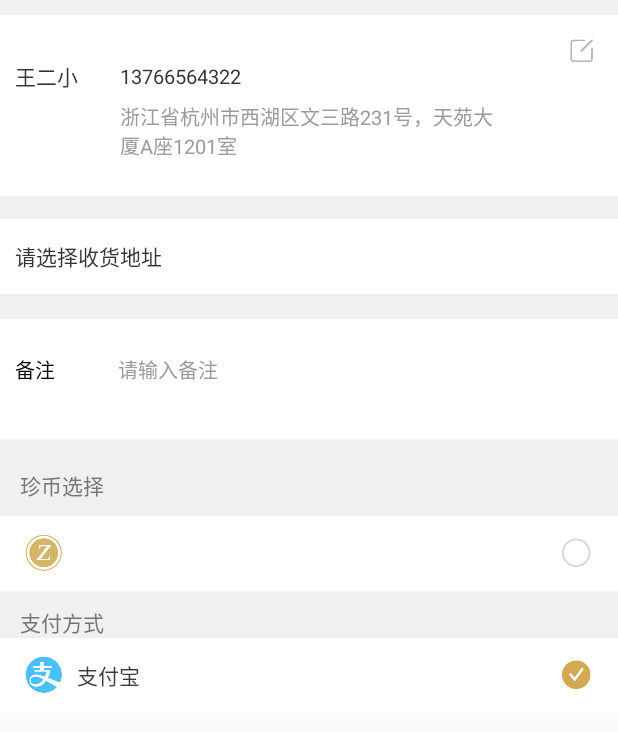
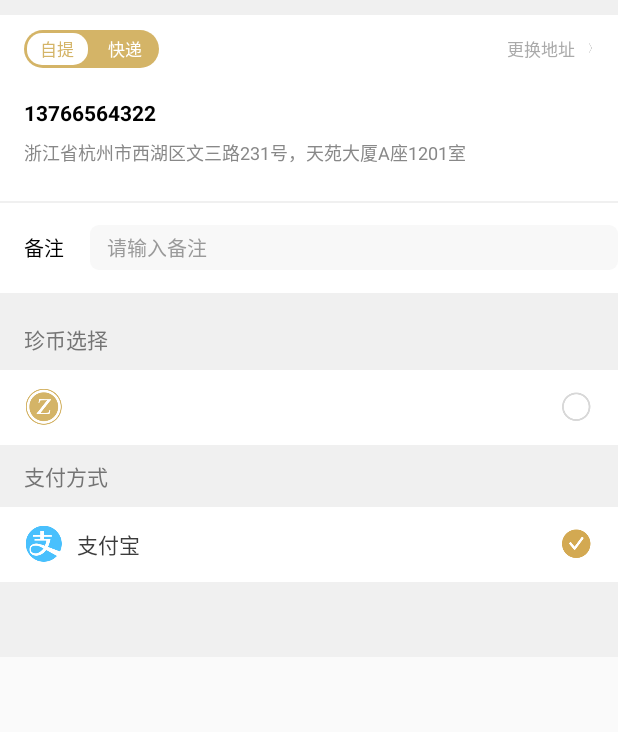
Before and after one commit to wuliang6661/OsmApp, an Android app: the layout confirm_foot_layout.xml on its own in the app's theme, with its tools: preview values and no code run, on a phone screen of 412 x 824 dp. Shown: the top 732 px of the screen. Run offline under Robolectric (Android 15) with nearby library versions, the phone set to English and light mode, and no system bars.

```diff
--- a/app/src/main/java/com/heloo/android/osmapp/api/HttpInterface.java
+++ b/app/src/main/java/com/heloo/android/osmapp/api/HttpInterface.java
@@ -2,6 +2,7 @@ package com.heloo.android.osmapp.api;
 
 import com.heloo.android.osmapp.model.BaseResult;
 import com.heloo.android.osmapp.model.CreateOrderBo;
+import com.heloo.android.osmapp.model.MyAdressBean;
 import com.heloo.android.osmapp.model.OrderBO;
 import com.heloo.android.osmapp.model.OrderPriceBO;
 import com.heloo.android.osmapp.model.PayBean;
@@ -545,4 +546,11 @@ public interface HttpInterface {
             @Field("otpCode") String otpCode,
             @Field("password") String password,
             @Field("username") String username);
+
+
+    /**
+     * 获取自提地址
+     */
+    @GET("shopOrderItem/getsincePoint")
+    Observable<BaseResult<List<MyAdressBean>>> getSincePoint();
 }
--- a/app/src/main/java/com/heloo/android/osmapp/api/HttpInterfaceIml.java
+++ b/app/src/main/java/com/heloo/android/osmapp/api/HttpInterfaceIml.java
@@ -3,6 +3,7 @@ package com.heloo.android.osmapp.api;
 
 import com.heloo.android.osmapp.model.BaseResult;
 import com.heloo.android.osmapp.model.CreateOrderBo;
+import com.heloo.android.osmapp.model.MyAdressBean;
 import com.heloo.android.osmapp.model.OrderBO;
 import com.heloo.android.osmapp.model.OrderPriceBO;
 import com.heloo.android.osmapp.model.PayBean;
@@ -488,4 +489,11 @@ public class HttpInterfaceIml {
     public static Observable<Object> resetPassword(String otpCode, String password, String username) {
         return getService().resetPassword(otpCode, password, username).compose(RxResultHelper.httpRusult());
     }
+
+    /**
+     * 获取自提地址
+     */
+    public static Observable<List<MyAdressBean>> getSincePoint() {
+        return getService().getSincePoint().compose(RxResultHelper.httpRusult());
+    }
 }
--- /dev/null
+++ b/app/src/main/java/com/heloo/android/osmapp/model/MyAdressBean.java
@@ -0,0 +1,10 @@
+package com.heloo.android.osmapp.model;
+
+public class MyAdressBean {
+
+
+    public Integer id;
+    public String pointName;
+    public String address;
+    public String pointTime;
+}
--- a/app/src/main/java/com/heloo/android/osmapp/mvp/presenter/ConfirmPresenter.java
+++ b/app/src/main/java/com/heloo/android/osmapp/mvp/presenter/ConfirmPresenter.java
@@ -1,16 +1,18 @@
 package com.heloo.android.osmapp.mvp.presenter;
 
-import com.heloo.android.osmapp.api.HttpInterface;
 import com.heloo.android.osmapp.api.HttpInterfaceIml;
 import com.heloo.android.osmapp.api.HttpResultSubscriber;
 import com.heloo.android.osmapp.config.LocalConfiguration;
 import com.heloo.android.osmapp.model.CreateOrderBo;
+import com.heloo.android.osmapp.model.MyAdressBean;
 import com.heloo.android.osmapp.model.OrderPriceBO;
 import com.heloo.android.osmapp.model.PayBean;
 import com.heloo.android.osmapp.model.ShopAddressList;
 import com.heloo.android.osmapp.model.UserInfo;
 import com.heloo.android.osmapp.mvp.BasePresenterImpl;
 import com.heloo.android.osmapp.mvp.contract.ConfirmContract;
+
+import java.util.List;
 
 /**
  * Created by Witness on 3/30/21
@@ -117,5 +119,22 @@ public class ConfirmPresenter extends BasePresenterImpl<ConfirmContract.View>
     }
 
 
+    public void getSincePoint(){
+        HttpInterfaceIml.getSincePoint().subscribe(new HttpResultSubscriber<List<MyAdressBean>>() {
+            @Override
+            public void onSuccess(List<MyAdressBean> s) {
+                if (mView != null) {
+
+                }
+            }
+
+            @Override
+            public void onFiled(String message) {
+                if (mView != null) {
+                    mView.onRequestError(message);
+                }
+            }
+        });
+    }
 
 }
--- a/app/src/main/java/com/heloo/android/osmapp/ui/confirm/ConfirmActivity.java
+++ b/app/src/main/java/com/heloo/android/osmapp/ui/confirm/ConfirmActivity.java
@@ -19,8 +19,11 @@ import android.widget.CheckBox;
 import android.widget.CompoundButton;
 import android.widget.ImageButton;
 import android.widget.ImageView;
+import android.widget.LinearLayout;
 import android.widget.RelativeLayout;
 import android.widget.TextView;
+
+import androidx.annotation.Nullable;
 
 import com.alipay.sdk.app.PayTask;
 import com.bumptech.glide.Glide;
@@ -48,8 +51,6 @@ import com.zhy.adapter.abslistview.ViewHolder;
 import java.util.ArrayList;
 import java.util.Map;
 
-import androidx.annotation.Nullable;
-
 /**
  * 订单确认
  */
@@ -62,7 +63,7 @@ public class ConfirmActivity extends MVPBaseActivity<ConfirmContract.View, Confi
     private TextView selectAddress;
     private RelativeLayout addressLayout;
     private TextView name, phone, address, all_inter, edit_remark, zhifu;
-    private ImageView editAddress;
+    private LinearLayout editAddress;
     private CheckBox selectImg, zhifu_bao_check;
     private AddressBean addressBean;
     private OrderPriceBO priceBO;
--- /dev/null
+++ b/app/src/main/res/drawable/shape_slide_f8f8f8_conner_6dp.xml
@@ -0,0 +1,8 @@
+<?xml version="1.0" encoding="utf-8"?>
+<shape xmlns:android="http://schemas.android.com/apk/res/android"
+    android:shape="rectangle">
+
+    <solid android:color="#f8f8f8" />
+
+    <corners android:radius="6dp" />
+</shape>
--- /dev/null
+++ b/app/src/main/res/drawable/shape_slide_white_conner_10dp.xml
@@ -0,0 +1,9 @@
+<?xml version="1.0" encoding="utf-8"?>
+<shape xmlns:android="http://schemas.android.com/apk/res/android"
+    android:shape="rectangle">
+
+    <solid android:color="@color/white" />
+
+    <corners android:radius="10dp" />
+
+</shape>
--- /dev/null
+++ b/app/src/main/res/drawable/switch_track.xml
@@ -0,0 +1,9 @@
+<?xml version="1.0" encoding="utf-8"?>
+<shape xmlns:android="http://schemas.android.com/apk/res/android"
+    android:shape="rectangle">
+
+    <solid android:color="#D4B467" />
+
+    <corners android:radius="12.5dp" />
+
+</shape>
--- a/app/src/main/res/layout/confirm_foot_layout.xml
+++ b/app/src/main/res/layout/confirm_foot_layout.xml
@@ -8,31 +8,106 @@
     android:orientation="vertical">
 
     <RelativeLayout
-        android:id="@+id/address_layout"
         android:layout_width="match_parent"
         android:layout_height="wrap_content"
         android:layout_marginTop="10dp"
         android:background="@color/white"
         android:visibility="visible">
 
-        <ImageButton
+
+        <RelativeLayout
+            android:id="@+id/top_layout"
+            android:layout_width="match_parent"
+            android:layout_height="45dp"
+            android:orientation="horizontal">
+
+
+            <LinearLayout
+                android:layout_width="90dp"
+                android:layout_height="25dp"
+                android:layout_centerVertical="true"
+                android:layout_marginLeft="16dp"
+                android:background="@drawable/switch_track"
+                android:orientation="horizontal">
+
+
+                <TextView
+                    android:id="@+id/zt_button"
+                    android:layout_width="0dp"
+                    android:layout_height="match_parent"
+                    android:layout_margin="2dp"
+                    android:layout_weight="1"
+                    android:background="@drawable/shape_slide_white_conner_10dp"
+                    android:gravity="center"
+                    android:text="自提"
+                    android:textColor="#D4B467"
+                    android:textSize="11sp" />
+
+
+                <TextView
+                    android:id="@+id/kd_button"
+                    android:layout_width="0dp"
+                    android:layout_height="match_parent"
+                    android:layout_margin="2dp"
+                    android:layout_weight="1"
+                    android:gravity="center"
+                    android:text="快递"
+                    android:textColor="@color/white"
+                    android:textSize="11sp" />
+
+            </LinearLayout>
+
+            <LinearLayout
                 android:id="@+id/editAddress"
                 android:layout_width="wrap_content"
                 android:layout_height="wrap_content"
-            android:layout_alignParentEnd="true"
-            android:layout_marginTop="12dp"
-            android:layout_marginEnd="12dp"
-            android:background="@null"
-            android:src="@mipmap/cart_edit" />
+                android:layout_alignParentRight="true"
+                android:layout_centerVertical="true"
+                android:gravity="center_vertical">
+
+
+                <TextView
+                    android:layout_width="wrap_content"
+                    android:layout_height="wrap_content"
+                    android:layout_alignParentRight="true"
+                    android:layout_centerVertical="true"
+                    android:layout_marginRight="7dp"
+                    android:text="更换地址"
+                    android:textColor="#aaaaaa"
+                    android:textSize="11sp" />
+
+
+                <ImageView
+                    android:layout_width="6dp"
+                    android:layout_height="10dp"
+                    android:layout_alignParentRight="true"
+                    android:layout_centerVertical="true"
+                    android:layout_marginRight="15dp"
+                    android:scaleType="fitXY"
+                    android:src="@mipmap/white_right" />
+
+            </LinearLayout>
+
+
+        </RelativeLayout>
+
+        <RelativeLayout
+            android:id="@+id/address_layout"
+            android:layout_width="match_parent"
+            android:layout_height="wrap_content"
+            android:layout_below="@id/top_layout"
+            android:minHeight="60dp"
+            android:layout_marginBottom="23dp"
+            android:visibility="gone">
+
 
             <TextView
                 android:id="@+id/name"
                 android:layout_width="wrap_content"
                 android:layout_height="wrap_content"
-            android:layout_marginStart="10dp"
-            android:layout_marginTop="30dp"
+                android:layout_marginStart="16dp"
+                android:layout_marginTop="10dp"
                 android:maxLength="5"
-            android:text="王二小"
                 android:textColor="#333333"
                 android:textSize="14sp" />
 
@@ -41,8 +116,7 @@
                 android:layout_width="wrap_content"
                 android:layout_height="wrap_content"
                 android:layout_marginStart="80dp"
-            android:layout_marginTop="31dp"
-            android:text="13766564322"
+                android:layout_marginTop="10dp"
                 android:textColor="#333333"
                 android:textSize="13sp" />
 
@@ -53,11 +127,47 @@
                 android:layout_below="@id/phone"
                 android:layout_marginStart="80dp"
                 android:layout_marginTop="8dp"
-            android:layout_marginEnd="80dp"
-            android:layout_marginBottom="24dp"
-            android:text="浙江省杭州市西湖区文三路231号，天苑大厦A座1201室"
+                android:layout_marginEnd="28dp"
                 android:textColor="#9A9A9A"
                 android:textSize="13sp" />
+
+        </RelativeLayout>
+
+
+        <LinearLayout
+            android:id="@+id/zt_layout"
+            android:layout_width="match_parent"
+            android:layout_height="wrap_content"
+            android:layout_below="@id/top_layout"
+            android:layout_marginBottom="23dp"
+            android:orientation="vertical">
+
+            <TextView
+                android:id="@+id/zt_name"
+                android:layout_width="wrap_content"
+                android:layout_height="wrap_content"
+                android:layout_marginStart="16dp"
+                android:layout_marginTop="10dp"
+                android:text="13766564322"
+                android:textColor="#000000"
+                android:textSize="14sp"
+                android:textStyle="bold" />
+
+            <TextView
+                android:id="@+id/zt_address"
+                android:layout_width="wrap_content"
+                android:layout_height="wrap_content"
+                android:layout_below="@id/phone"
+                android:layout_marginStart="16dp"
+                android:layout_marginTop="8dp"
+                android:layout_marginEnd="28dp"
+                android:text="浙江省杭州市西湖区文三路231号，天苑大厦A座1201室"
+                android:textColor="#888888"
+                android:textSize="12sp" />
+
+        </LinearLayout>
+
+
     </RelativeLayout>
 
 
@@ -72,22 +182,23 @@
         android:paddingLeft="10dp"
         android:text="请选择收货地址"
         android:textColor="#333333"
-        android:textSize="14sp" />
+        android:textSize="14sp"
+        android:visibility="gone" />
 
 
     <LinearLayout
         android:layout_width="match_parent"
-        android:layout_height="wrap_content"
+        android:layout_height="60dp"
         android:layout_marginTop="1dp"
         android:background="@color/white"
+        android:gravity="center_vertical"
         android:minHeight="80dp"
         android:orientation="horizontal">
 
         <TextView
             android:layout_width="wrap_content"
             android:layout_height="wrap_content"
-            android:layout_marginLeft="10dp"
-            android:layout_marginTop="23dp"
+            android:layout_marginLeft="16dp"
             android:text="备注"
             android:textColor="#000000"
             android:textSize="13sp" />
@@ -95,14 +206,13 @@
         <EditText
             android:id="@+id/edit_remark"
             android:layout_width="match_parent"
-            android:layout_height="match_parent"
-            android:layout_marginStart="42dp"
-            android:layout_marginTop="23dp"
-            android:layout_marginEnd="13dp"
-            android:background="@null"
-            android:gravity="left"
+            android:layout_height="30dp"
+            android:layout_marginStart="17dp"
+            android:background="@drawable/shape_slide_f8f8f8_conner_6dp"
+            android:gravity="center_vertical"
             android:hint="请输入备注"
-            android:minLines="3"
+            android:paddingLeft="11dp"
+            android:paddingRight="11dp"
             android:textColor="#333333"
             android:textColorHint="#9A9A9A"
             android:textSize="13sp" />
@@ -119,7 +229,7 @@
         <TextView
             android:layout_width="wrap_content"
             android:layout_height="wrap_content"
-            android:layout_marginStart="13dp"
+            android:layout_marginStart="16dp"
             android:layout_marginTop="10dp"
             android:text="珍币选择"
             android:textColor="#747474"
@@ -159,7 +269,7 @@
             android:id="@+id/zhifu_text"
             android:layout_width="wrap_content"
             android:layout_height="wrap_content"
-            android:layout_marginStart="13dp"
+            android:layout_marginStart="16dp"
             android:layout_marginTop="10dp"
             android:text="支付方式"
             android:textColor="#747474"
@@ -170,6 +280,8 @@
             android:id="@+id/zhifu_bao"
             android:layout_width="match_parent"
             android:layout_height="50dp"
+            android:layout_marginTop="10dp"
+            android:layout_marginBottom="50dp"
             android:background="#ffffff"
             android:foreground="?android:attr/selectableItemBackground">
 
```
Lines whose indentation alone changed are shown as unchanged.
